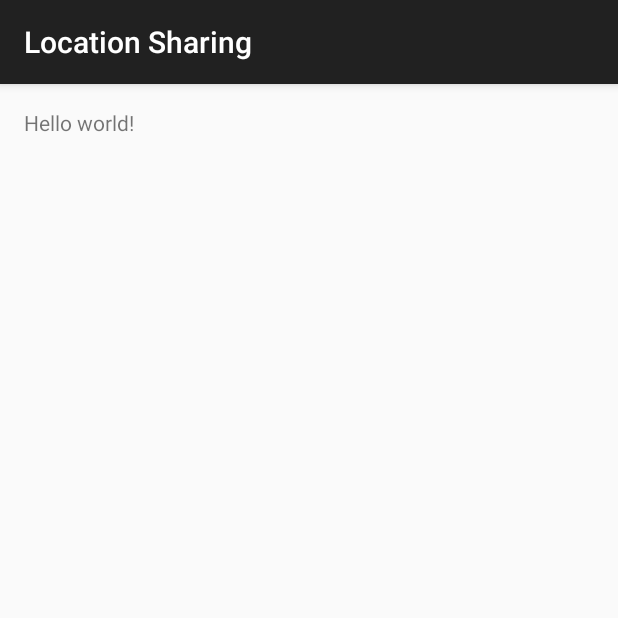
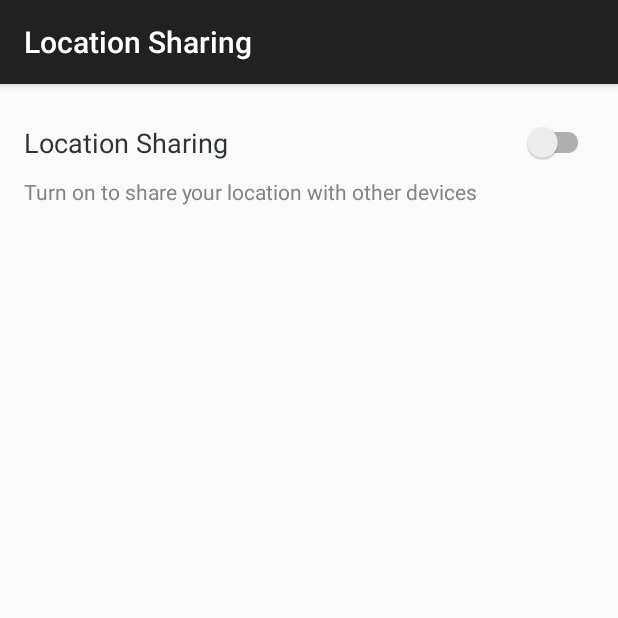
Before and after one commit to ankitstarski/GeoclueShare, an Android app: the screen it shows after launch (MainActivity), on a phone screen of 412 x 824 dp, the top half of it. Run offline under Robolectric (Android 15) with nearby library versions, the phone set to English and light mode, and no system bars.

Commit message:
Add Switch to toggle Service
Switch helps us to toggle LocationService state (on/off).

```diff
--- a/app/src/main/java/org/freedesktop/geoclueshare/MainActivity.java
+++ b/app/src/main/java/org/freedesktop/geoclueshare/MainActivity.java
@@ -1,8 +1,13 @@
 package org.freedesktop.geoclueshare;
 
-import android.support.v7.app.ActionBarActivity;
+import android.app.ActivityManager;
+import android.content.Context;
 import android.content.Intent;
 import android.os.Bundle;
+import android.support.v7.app.ActionBarActivity;
+import android.support.v7.widget.SwitchCompat;
+import android.widget.CompoundButton;
+import android.widget.Switch;
 
 /*
  * Copyright (C) 2015 Ankit (Verma)
@@ -35,6 +40,30 @@ public class MainActivity extends ActionBarActivity {
 
         getSupportActionBar().setTitle(R.string.main_activity_label);
         final Intent locationServiceIntent = new Intent(this, LocationService.class);
-        startService(locationServiceIntent);
+
+        SwitchCompat toggleService = (SwitchCompat) findViewById(R.id.service_toggle);
+
+        toggleService.setChecked(isServiceRunning(LocationService.class));
+
+        toggleService.setOnCheckedChangeListener(new Switch.OnCheckedChangeListener() {
+            @Override
+            public void onCheckedChanged(CompoundButton buttonView, boolean isChecked) {
+                if (isChecked) {
+                    startService(locationServiceIntent);
+                } else {
+                    stopService(locationServiceIntent);
+                }
+            }
+        });
+    }
+
+    private boolean isServiceRunning(Class<?> serviceClass) {
+        ActivityManager manager = (ActivityManager) getSystemService(Context.ACTIVITY_SERVICE);
+        for (ActivityManager.RunningServiceInfo service : manager.getRunningServices(Integer.MAX_VALUE)) {
+            if (serviceClass.getName().equals(service.service.getClassName())) {
+                return true;
+            }
+        }
+        return false;
     }
 }
--- a/app/src/main/res/layout/activity_main.xml
+++ b/app/src/main/res/layout/activity_main.xml
@@ -1,16 +1,31 @@
-<RelativeLayout xmlns:android="http://schemas.android.com/apk/res/android"
+<LinearLayout xmlns:android="http://schemas.android.com/apk/res/android"
+    xmlns:app="http://schemas.android.com/apk/res-auto"
     xmlns:tools="http://schemas.android.com/tools"
     android:layout_width="match_parent"
     android:layout_height="match_parent"
+    android:orientation="vertical"
     android:paddingBottom="@dimen/activity_vertical_margin"
     android:paddingLeft="@dimen/activity_horizontal_margin"
     android:paddingRight="@dimen/activity_horizontal_margin"
     android:paddingTop="@dimen/activity_vertical_margin"
     tools:context=".MainActivity">
 
+    <android.support.v7.widget.SwitchCompat
+        android:id="@+id/service_toggle"
+        android:layout_width="fill_parent"
+        android:layout_height="wrap_content"
+        android:checked="false"
+        android:contentDescription="@string/service_toggle_description"
+        android:hint="@string/service_toggle_description"
+        android:text="@string/service_toggle_text"
+        android:textColor="@color/main_text_color"
+        android:textSize="@dimen/main_text_size" />
+
     <TextView
-        android:layout_width="wrap_content"
+        android:layout_width="fill_parent"
         android:layout_height="wrap_content"
-        android:text="@string/hello_world" />
-
-</RelativeLayout>
+        android:layout_below="@id/service_toggle"
+        android:layout_marginRight="@dimen/right_block_size"
+        android:text="@string/service_toggle_description"
+        android:textColor="@color/description_color" />
+</LinearLayout>
--- /dev/null
+++ b/app/src/main/res/values/colors.xml
@@ -0,0 +1,4 @@
+<resources>
+    <color name="main_text_color">#2e3436</color>
+    <color name="description_color">#848484</color>
+</resources>
--- a/app/src/main/res/values/dimens.xml
+++ b/app/src/main/res/values/dimens.xml
@@ -2,4 +2,6 @@
     <!-- Default screen margins, per the Android Design guidelines. -->
     <dimen name="activity_horizontal_margin">16dp</dimen>
     <dimen name="activity_vertical_margin">16dp</dimen>
+    <dimen name="main_text_size">18sp</dimen>
+    <dimen name="right_block_size">60dp</dimen>
 </resources>
--- a/app/src/main/res/values/strings.xml
+++ b/app/src/main/res/values/strings.xml
@@ -2,6 +2,7 @@
     <string name="app_name">GeoclueShare</string>
     <string name="main_activity_label">Location Sharing</string>
 
-    <string name="hello_world">Hello world!</string>
+    <string name="service_toggle_text">Location Sharing</string>
+    <string name="service_toggle_description">Turn on to share your location with other devices</string>
     <string name="action_settings">Settings</string>
 </resources>
```
